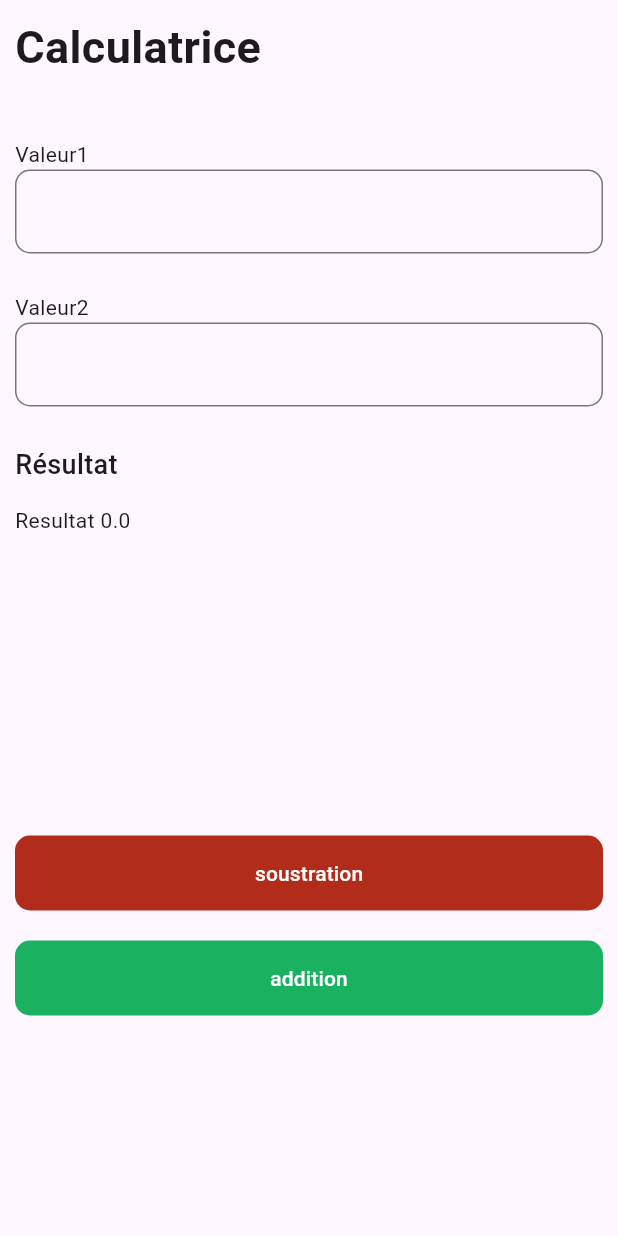
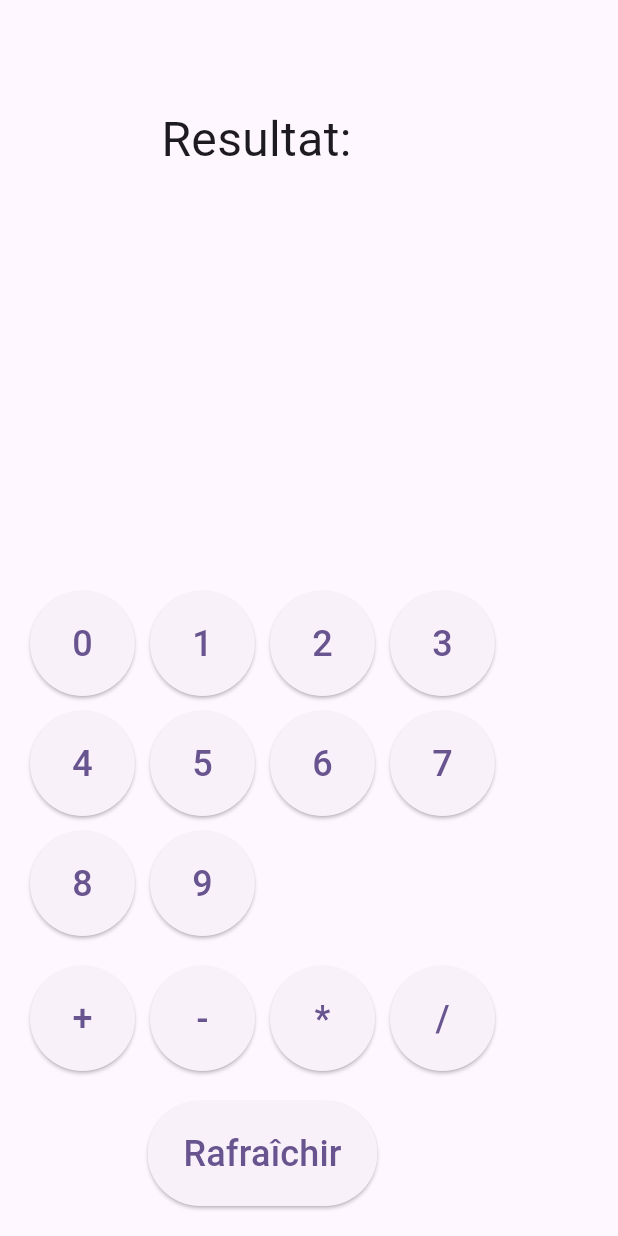
Before and after one commit to KengneMelissa/flutter-training, a Flutter app: the Calculatrice screen opened directly, on a phone screen of 412 x 824 dp. Run offline on Flutter 3.47's test engine with Material 3 defaults, Android fonts, the phone set to English and light mode, and no system bars.

Commit message:
mod calculatrice

```diff
--- a/lib/calculatrice.dart
+++ b/lib/calculatrice.dart
@@ -9,118 +9,116 @@ class Calculatrice extends StatefulWidget {
 }
 
 class _CalculatriceState extends State<Calculatrice> {
-  @override
-  final TextEditingController valeur1Controller = TextEditingController();
-  final TextEditingController valeur2Controller = TextEditingController();
-  double resultat = 0;
-  void addition() {
-    double valeur1 = double.parse(valeur1Controller.text) ?? 0;
-    double valeur2 = double.parse(valeur2Controller.text) ?? 0;
+  double? resultat;
+  String opereration = '';
+
+  void _rafraichir() {
     setState(() {
-      resultat = valeur1 + valeur2;
+      resultat = null;
+      opereration = '';
     });
   }
 
-  void soustration() {
-    double valeur1 = double.parse(valeur1Controller.text) ?? 0;
-    double valeur2 = double.parse(valeur2Controller.text) ?? 0;
+  void operation(String oper) {
     setState(() {
-      resultat = valeur1 - valeur2;
+      opereration = oper;
     });
+  }
+
+  void saisir(int nombre) {
+    setState(() {
+      if (resultat == null) {
+        resultat = nombre.toDouble();
+      } else {
+        if (opereration.isNotEmpty) {
+          switch (opereration) {
+            case '+':
+              resultat = resultat! + nombre;
+              break;
+            case '-':
+              resultat = resultat! - nombre;
+              break;
+            case '×':
+              resultat = resultat! * nombre;
+              break;
+            case '/':
+              if (nombre != 0) {
+                resultat = resultat! / nombre;
+              } else {
+                resultat = double.nan;
+              }
+              break;
+          }
+          opereration = '';
+        } else {
+          resultat = nombre.toDouble();
+        }
+      }
+    });
+  }
+
+  Widget Button(String texte, {Function()? onPressed}) {
+    return ElevatedButton(
+      onPressed: onPressed,
+      child: Text(
+        texte,
+        style: TextStyle(fontSize: 24),
+      ),
+      style: ElevatedButton.styleFrom(
+        minimumSize: Size(70, 70),
+      ),
+    );
   }
 
   @override
   Widget build(BuildContext context) {
     return Scaffold(
       body: Padding(
-        padding: const EdgeInsets.all(10.0),
-        child: ListView(
+        padding: const EdgeInsets.all(20.0),
+        child: SafeArea(
+          child: Column(
             children: [
-            const Text(
-              "Calculatrice",
-              style: TextStyle(fontWeight: FontWeight.bold, fontSize: 30),
-            ),
-            const SizedBox(
-              height: 40,
-            ),
-            Column(
-              children: [
-                Column(
-                  crossAxisAlignment: CrossAxisAlignment.start,
-                  children: [
-                    const Text("Valeur1"),
-                    TextField(
-                      decoration: const InputDecoration(
-                          border: OutlineInputBorder(
-                              borderRadius:
-                                  BorderRadius.all(Radius.circular(10)))),
-                      controller: valeur1Controller,
-                    )
-                  ],
-                ),
-                const SizedBox(
-                  height: 26,
+              SizedBox(
+                height: 50,
               ),
               Column(
                 crossAxisAlignment: CrossAxisAlignment.start,
                 children: [
-                    const Text("Valeur2"),
-                    TextField(
-                      controller: valeur2Controller,
-                      decoration: const InputDecoration(
-                          border: OutlineInputBorder(
-                              borderRadius:
-                                  BorderRadius.all(Radius.circular(10)))),
-                    )
-                  ],
+                  Text(
+                    resultat != null
+                        ? 'Resultat: ${resultat!.isNaN ? "Erreur" : resultat!.toStringAsFixed(4)}'
+                        : 'Resultat: ',
+                    style: TextStyle(fontSize: 32),
                   ),
                 ],
               ),
-            const SizedBox(
-              height: 26,
-            ),
-            Column(
-              crossAxisAlignment: CrossAxisAlignment.start,
+              Spacer(),
+              SizedBox(height: 20),
+              Wrap(
+                spacing: 10,
+                runSpacing: 10,
                 children: [
-                const Text(
-                  "Résultat",
-                  style: TextStyle(fontWeight: FontWeight.w500, fontSize: 18),
-                ),
-                SizedBox(
-                  height: 14,
-                ),
-                Text("Resultat $resultat")
+                  for (int i = 0; i <= 9; i++)
+                    Button('$i', onPressed: () => saisir(i)),
                 ],
               ),
-            const SizedBox(
-              height: 200,
+              SizedBox(height: 20),
+              Wrap(
+                spacing: 10,
+                children: [
+                  Button('+', onPressed: () => operation('+')),
+                  Button('-', onPressed: () => operation('-')),
+                  Button('*', onPressed: () => operation('×')),
+                  Button('/', onPressed: () => operation('/')),
+                ],
               ),
-            SizedBox(
-              height: 50,
-              child: TextButton(
-                  onPressed: soustration,
-                  child: const Text("soustration"),
-                  style: TextButton.styleFrom(
-                      backgroundColor: Color.fromARGB(255, 177, 44, 26),
-                      foregroundColor: Colors.white,
-                      shape: RoundedRectangleBorder(
-                          borderRadius: BorderRadius.circular(10)))),
+              SizedBox(height: 20),
+              Button(
+                'Rafraîchir',
+                onPressed: _rafraichir,
               ),
-            SizedBox(
-              height: 20,
+            ],
           ),
-            SizedBox(
-              height: 50,
-              child: TextButton(
-                  onPressed: addition,
-                  child: const Text("addition"),
-                  style: TextButton.styleFrom(
-                      backgroundColor: const Color(0XFF1AB160),
-                      foregroundColor: Colors.white,
-                      shape: RoundedRectangleBorder(
-                          borderRadius: BorderRadius.circular(10)))),
-            )
-          ],
         ),
       ),
     );
--- a/lib/main.dart
+++ b/lib/main.dart
@@ -1,4 +1,6 @@
 import 'package:flutter/material.dart';
+
+import 'package:flutter_training/calculatrice.dart';
 import 'package:flutter_training/payment.dart';
 
 void main() {
@@ -18,7 +20,7 @@ class MyApp extends StatelessWidget {
         colorScheme: ColorScheme.fromSeed(seedColor: Colors.deepPurple),
         useMaterial3: true,
       ),
-      home: Payment(),
+      home: Calculatrice(),
     );
   }
 }
```
Lines whose indentation alone changed are shown as unchanged.
